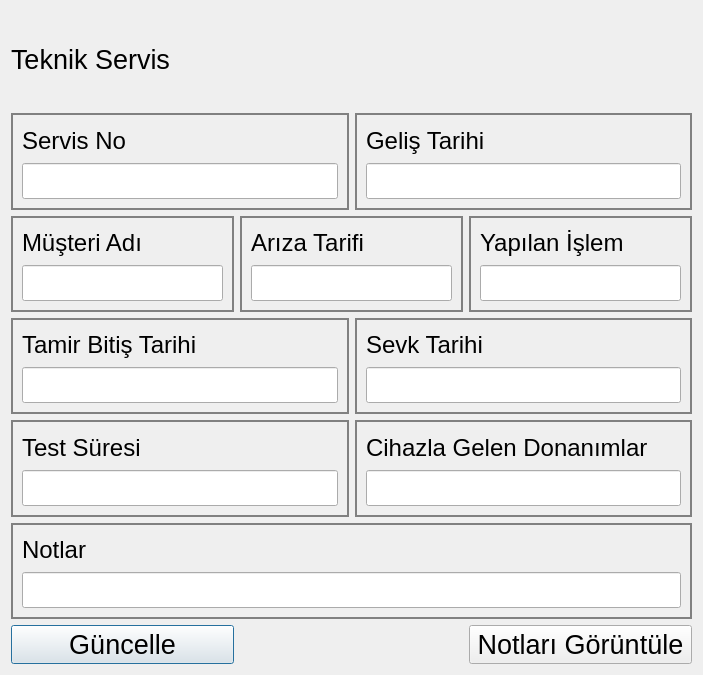
Qt form servisgetdialog.ui (yunusemrecinar/QT5-cihaz-kimlik-teknik-servis) before a commit.
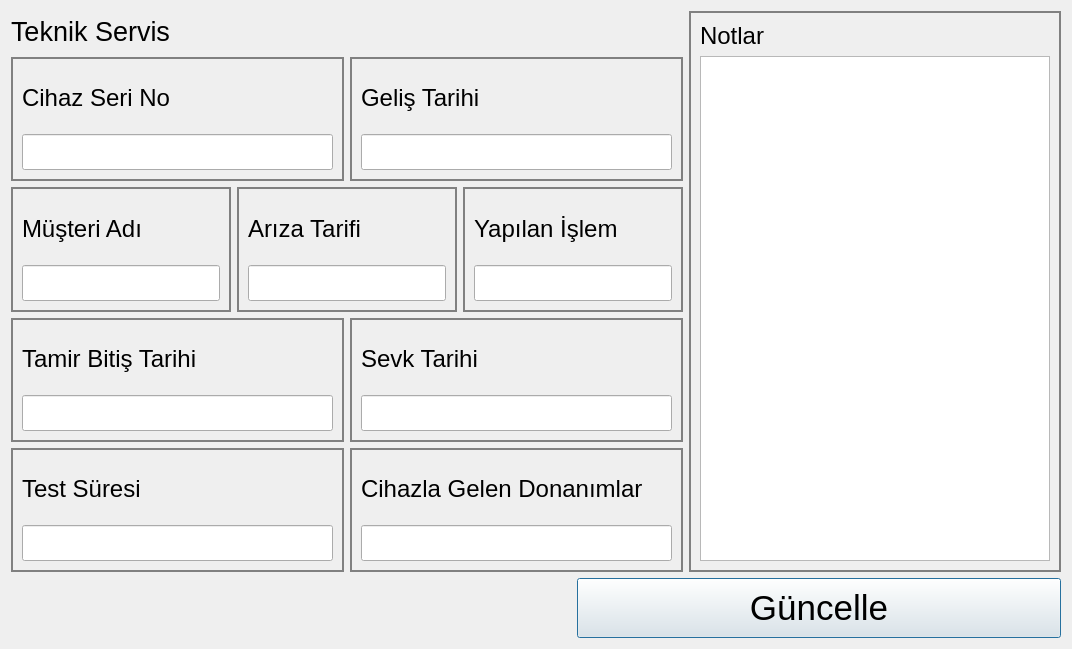
The same form after that commit.

```diff
--- a/servisgetdialog.ui
+++ b/servisgetdialog.ui
@@ -6,18 +6,28 @@
    <rect>
     <x>0</x>
     <y>0</y>
-    <width>703</width>
-    <height>675</height>
+    <width>1072</width>
+    <height>649</height>
    </rect>
   </property>
   <property name="windowTitle">
    <string>Dialog</string>
   </property>
+  <layout class="QVBoxLayout" name="verticalLayout_3">
+   <item>
   <layout class="QVBoxLayout" name="verticalLayout_2">
    <item>
+      <layout class="QHBoxLayout" name="horizontalLayout_5">
+       <item>
     <layout class="QVBoxLayout" name="verticalLayout">
      <item>
       <widget class="QLabel" name="label_3">
+           <property name="maximumSize">
+            <size>
+             <width>16777215</width>
+             <height>40</height>
+            </size>
+           </property>
        <property name="font">
         <font>
          <pointsize>20</pointsize>
@@ -46,7 +56,7 @@
              </font>
             </property>
             <property name="text">
-             <string>Servis No</string>
+                 <string>Cihaz Seri No</string>
             </property>
            </widget>
           </item>
@@ -335,6 +345,8 @@
        </item>
       </layout>
      </item>
+        </layout>
+       </item>
      <item>
       <widget class="QGroupBox" name="NotlarBox">
        <property name="styleSheet">
@@ -345,6 +357,12 @@
        <layout class="QVBoxLayout" name="verticalLayout_20">
         <item>
          <widget class="QLabel" name="notlar">
+            <property name="maximumSize">
+             <size>
+              <width>16777215</width>
+              <height>40</height>
+             </size>
+            </property>
           <property name="font">
            <font>
             <pointsize>18</pointsize>
@@ -356,27 +374,53 @@
          </widget>
         </item>
         <item>
-         <widget class="QLineEdit" name="notlar_">
-          <property name="font">
-           <font>
-            <pointsize>18</pointsize>
-           </font>
-          </property>
-          <property name="readOnly">
-           <bool>true</bool>
-          </property>
+           <widget class="QTextEdit" name="notlar_">
+            <property name="minimumSize">
+             <size>
+              <width>350</width>
+              <height>0</height>
+             </size>
+            </property>
          </widget>
         </item>
        </layout>
       </widget>
      </item>
+      </layout>
+     </item>
      <item>
-      <layout class="QHBoxLayout" name="horizontalLayout_5">
+      <layout class="QHBoxLayout" name="horizontalLayout_6">
+       <item>
+        <widget class="QLabel" name="label_2">
+         <property name="text">
+          <string/>
+         </property>
+        </widget>
+       </item>
+       <item>
+        <widget class="QLabel" name="label">
+         <property name="maximumSize">
+          <size>
+           <width>70</width>
+           <height>16777215</height>
+          </size>
+         </property>
+         <property name="text">
+          <string/>
+         </property>
+        </widget>
+       </item>
        <item>
         <widget class="QPushButton" name="pushButton_2">
+         <property name="minimumSize">
+          <size>
+           <width>0</width>
+           <height>60</height>
+          </size>
+         </property>
          <property name="font">
           <font>
-           <pointsize>20</pointsize>
+           <pointsize>26</pointsize>
           </font>
          </property>
          <property name="text">
@@ -384,25 +428,6 @@
          </property>
         </widget>
        </item>
-       <item>
-        <widget class="QLabel" name="label_2">
-         <property name="text">
-          <string/>
-         </property>
-        </widget>
-       </item>
-       <item>
-        <widget class="QPushButton" name="pushButton">
-         <property name="font">
-          <font>
-           <pointsize>20</pointsize>
-          </font>
-         </property>
-         <property name="text">
-          <string>Notları Görüntüle</string>
-         </property>
-        </widget>
-       </item>
       </layout>
      </item>
     </layout>
```
Lines whose indentation alone changed are shown as unchanged.
